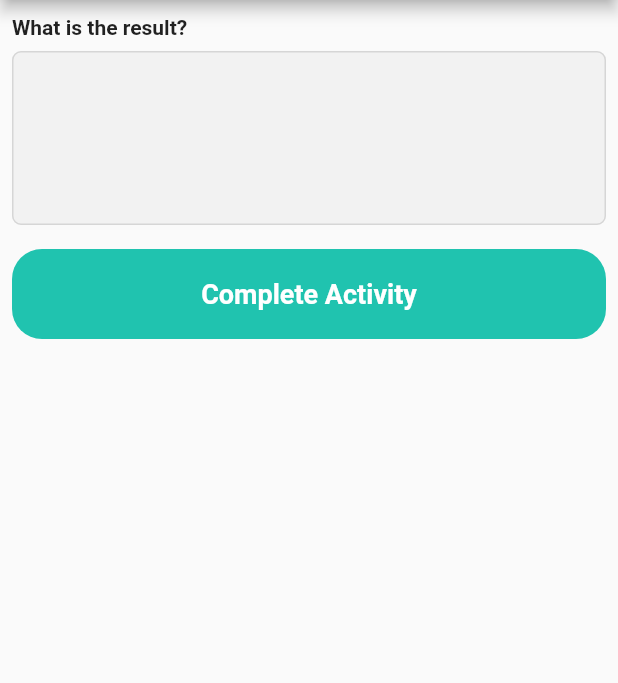
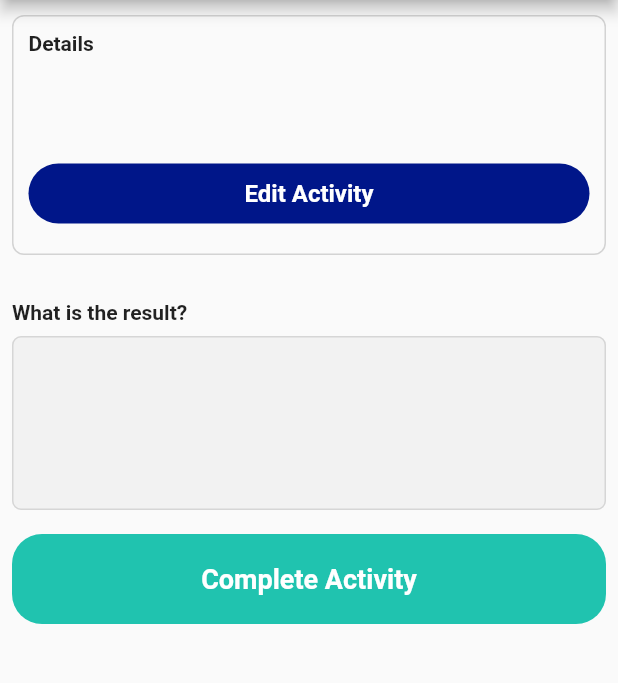
Before and after one commit to nicoaudy/impack, a Flutter app: the DetailActivityPage screen opened directly with empty values, on a phone screen of 412 x 824 dp, the part 84-767 px from its top. Run offline on Flutter 3.47's test engine with Material 2 defaults, Android fonts, the light colour scheme and no system bars; our stand-ins replace date_time_picker, dio; network calls fail.

Commit message:
detail activity done

```diff
--- a/lib/networking.dart
+++ b/lib/networking.dart
@@ -11,6 +11,11 @@ class Networking {
   Future<List> getActivities() async {
     Response response = await _dio.get(_baseUrl + '/activities');
     return response.data['activities'];
+  }
+
+  Future getActivity(String id) async {
+    Response response = await _dio.get(_baseUrl + '/activity/' + id);
+    return response.data;
   }
 
   Future postActivity(
--- a/lib/pages/activities/detail_activity_page.dart
+++ b/lib/pages/activities/detail_activity_page.dart
@@ -1,9 +1,32 @@
 import 'package:flutter/material.dart';
 import 'package:impack/constants.dart';
+import 'package:impack/networking.dart';
+import 'package:impack/widgets/button.dart';
+import 'package:impack/widgets/text_area.dart';
 
-class DetailActivityPage extends StatelessWidget {
+class DetailActivityPage extends StatefulWidget {
   final String id;
   const DetailActivityPage({Key? key, required this.id}) : super(key: key);
+
+  @override
+  State<DetailActivityPage> createState() => _DetailActivityPageState();
+}
+
+class _DetailActivityPageState extends State<DetailActivityPage> {
+  Map activity = {};
+
+  @override
+  void initState() {
+    super.initState();
+    _fetchActivity();
+  }
+
+  _fetchActivity() async {
+    final response = await Networking().getActivity(widget.id);
+    setState(() {
+      activity = response['data'];
+    });
+  }
 
   @override
   Widget build(BuildContext context) {
@@ -27,6 +50,53 @@ class DetailActivityPage extends StatelessWidget {
       body: ListView(
         children: [
           const SizedBox(height: 10),
+          Padding(
+            padding: const EdgeInsets.symmetric(horizontal: 8),
+            child: Container(
+              height: 160,
+              decoration: BoxDecoration(
+                borderRadius: BorderRadius.circular(8),
+                border: Border.all(color: Constants.placeholderColor),
+              ),
+              child: Padding(
+                padding: const EdgeInsets.all(10),
+                child: Column(
+                  crossAxisAlignment: CrossAxisAlignment.start,
+                  children: [
+                    const Text(
+                      "Details",
+                      style: TextStyle(fontWeight: FontWeight.bold),
+                    ),
+                    const SizedBox(height: 10),
+                    Text(activity['remarks'] ?? ''),
+                    const Spacer(),
+                    GestureDetector(
+                      onTap: () {},
+                      child: Container(
+                        height: 40,
+                        decoration: BoxDecoration(
+                          color: Constants.primaryColor,
+                          borderRadius: BorderRadius.circular(20),
+                        ),
+                        child: const Center(
+                          child: Text(
+                            "Edit Activity",
+                            style: TextStyle(
+                              color: Colors.white,
+                              fontWeight: FontWeight.bold,
+                              fontSize: 16,
+                            ),
+                          ),
+                        ),
+                      ),
+                    ),
+                    const SizedBox(height: 10),
+                  ],
+                ),
+              ),
+            ),
+          ),
+          const SizedBox(height: 30),
           const Padding(
             padding: EdgeInsets.symmetric(horizontal: 8),
             child: Text(
@@ -36,48 +106,8 @@ class DetailActivityPage extends StatelessWidget {
               ),
             ),
           ),
-          Padding(
-            padding: const EdgeInsets.all(8.0),
-            child: TextFormField(
-              maxLines: 4,
-              decoration: InputDecoration(
-                contentPadding: const EdgeInsets.all(20),
-                enabledBorder: OutlineInputBorder(
-                  borderSide: BorderSide(color: Constants.outlineColor),
-                  borderRadius: BorderRadius.circular(6),
-                ),
-                focusedBorder: OutlineInputBorder(
-                  borderSide: BorderSide(color: Constants.outlineColor),
-                ),
-                filled: true,
-                fillColor: Constants.focusColor,
-              ),
-            ),
-          ),
-          Padding(
-            padding: const EdgeInsets.all(8.0),
-            child: Container(
-              width: double.infinity,
-              height: 60,
-              decoration: BoxDecoration(
-                color: Constants.buttonColor,
-                borderRadius: BorderRadius.circular(20),
-              ),
-              child: GestureDetector(
-                onTap: () {},
-                child: const Center(
-                  child: Text(
-                    "Complete Activity",
-                    style: TextStyle(
-                      fontSize: 18,
-                      color: Colors.white,
-                      fontWeight: FontWeight.bold,
-                    ),
-                  ),
-                ),
-              ),
-            ),
-          ),
+          TextArea(onChanged: () {}),
+          Button(onTap: () {}, title: "Complete Activity", loading: false),
         ],
       ),
     );
```
